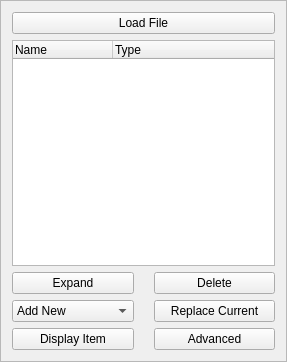
Old version of the form Main/RobotPoseQt/resourceframe.ui in the repository krishauser/Klampt.
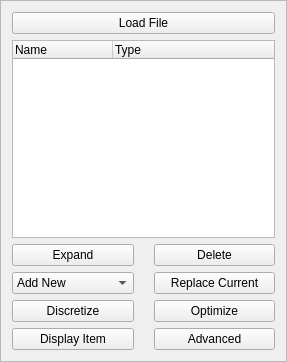
New version of the form. Icons and pictures are not drawn.

The edit to the form file:
```diff
--- a/Main/RobotPoseQt/resourceframe.ui
+++ b/Main/RobotPoseQt/resourceframe.ui
@@ -26,14 +26,14 @@
    <property name="horizontalSpacing">
     <number>20</number>
    </property>
-   <item row="4" column="1">
+   <item row="5" column="1">
     <widget class="QPushButton" name="btn_togui">
      <property name="text">
       <string>Display Item</string>
      </property>
     </widget>
    </item>
-   <item row="4" column="2">
+   <item row="5" column="2">
     <widget class="QPushButton" name="pushButton_3">
      <property name="text">
       <string>Advanced</string>
@@ -106,6 +106,20 @@
      </property>
     </widget>
    </item>
+   <item row="4" column="1">
+    <widget class="QPushButton" name="btn_discretize">
+     <property name="text">
+      <string>Discretize</string>
+     </property>
+    </widget>
+   </item>
+   <item row="4" column="2">
+    <widget class="QPushButton" name="btn_optimize">
+     <property name="text">
+      <string>Optimize</string>
+     </property>
+    </widget>
+   </item>
   </layout>
  </widget>
  <resources>
```
Left out of the diff: 52 changed lines with no effect on the pictures.
